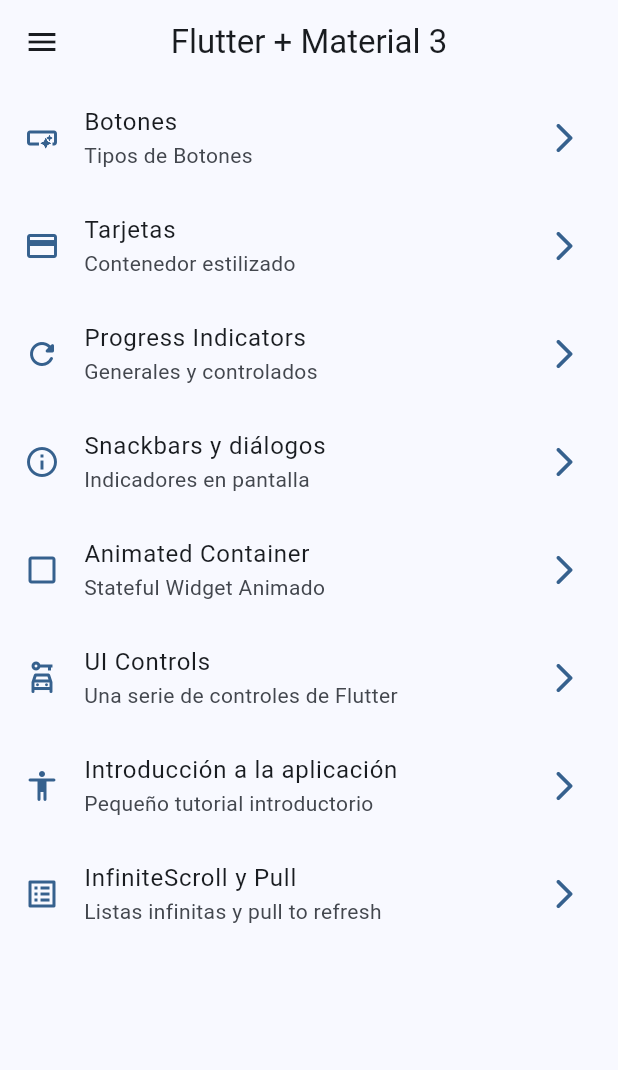
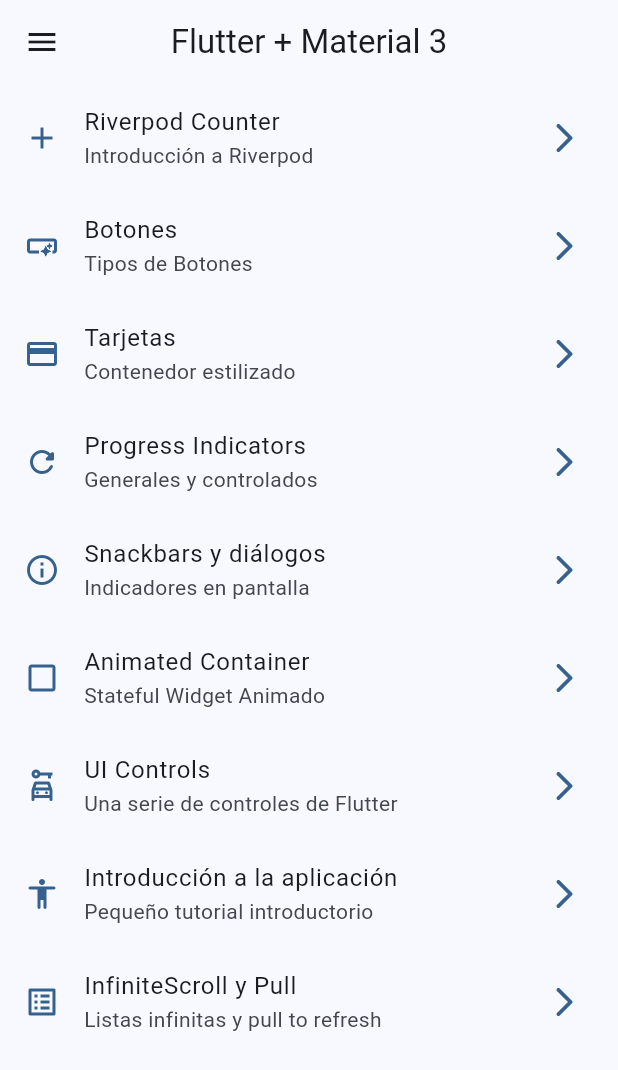
Before and after one commit to galaxymaple/flutter-widgets-app, a Flutter app: the screen it shows after launch, on a phone screen of 412 x 824 dp. Shown: the top 1070 px of the screen. Run offline on Flutter 3.47's test engine with Material 2 defaults, Android fonts, the phone set to English and light mode, and no system bars; our stand-ins replace animate_do, flutter_riverpod, go_router.

Commit message:
Introducción a Riverpod

```diff
--- a/lib/config/menu/menu_items.dart
+++ b/lib/config/menu/menu_items.dart
@@ -17,6 +17,12 @@ class MenuItem {
 }
 
 const appMenuItems = <MenuItem>[
+  MenuItem(
+    title: 'Riverpod Counter',
+    subTitle: 'Introducción a Riverpod',
+    link: '/counter-riverpod',
+    icon: Icons.add
+  ),
   MenuItem(
     title: 'Botones',
     subTitle: 'Tipos de Botones',
--- a/lib/config/router/app_router.dart
+++ b/lib/config/router/app_router.dart
@@ -50,5 +50,10 @@ final appRouter = GoRouter(
       name: InfiniteScrollScreen.name,
       builder: (context, state) => const InfiniteScrollScreen(),
     ),
+    GoRoute(
+      path: '/counter-riverpod',
+      name: CounterScreen.name,
+      builder: (context, state) => const CounterScreen(),
+    ),
   ],
 );
--- /dev/null
+++ b/lib/presentation/providers/counter_provider.dart
@@ -0,0 +1,4 @@
+import 'package:flutter_riverpod/flutter_riverpod.dart';
+
+// StateProvider -> pequeña pieza de información del estado de la aplicación
+final counterProvider = StateProvider<int>((ref) => 0);
--- /dev/null
+++ b/lib/presentation/providers/theme_provider.dart
@@ -0,0 +1,3 @@
+import 'package:flutter_riverpod/flutter_riverpod.dart';
+
+final isDarkmodeProvider = StateProvider((ref) => false);
--- a/lib/presentation/screens/screens.dart
+++ b/lib/presentation/screens/screens.dart
@@ -1,3 +1,4 @@
+export 'package:widgets_app/presentation/screens/counter/counter_screen.dart';
 export 'package:widgets_app/presentation/screens/animated/animated_screen.dart';
 export 'package:widgets_app/presentation/screens/app_tutorial/app_tutorial_screen.dart';
 export 'package:widgets_app/presentation/screens/buttons/buttons_screen.dart';
--- a/pubspec.yaml
+++ b/pubspec.yaml
@@ -10,6 +10,7 @@ dependencies:
   animate_do: ^3.0.2
   flutter:
     sdk: flutter
+  flutter_riverpod: ^2.3.7
   go_router: ^8.0.2
 
 dev_dependencies:
```
Also changed, not shown: lib/main.dart (+9 -1 lines), lib/presentation/screens/counter/counter_screen.dart (added, +46 -0 lines), pubspec.lock.
